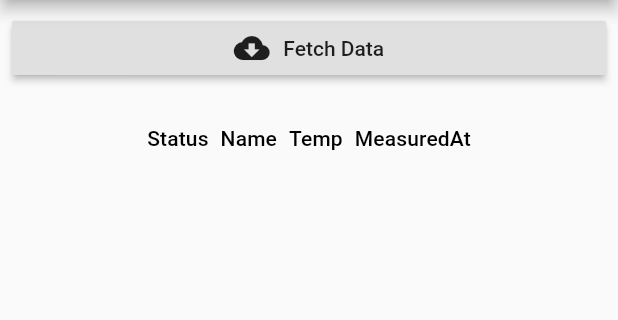
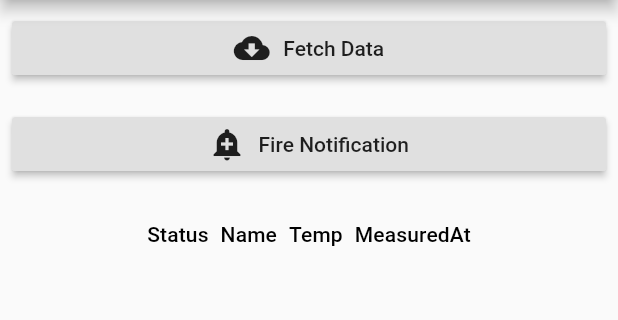
Before and after one commit to rohanthewiz/kitty_mon_flutter, a Flutter app: the screen it shows after launch, on a phone screen of 412 x 824 dp, the part 84-404 px from its top. Run offline on Flutter 3.47's test engine with Material 2 defaults, Android fonts, the phone set to English and light mode, and no system bars; our stand-ins replace flutter_local_notifications.

Commit message:
Initial Work on Add Local Notifications

```diff
--- a/lib/main.dart
+++ b/lib/main.dart
@@ -10,7 +10,7 @@ class MyApp extends StatelessWidget {
     return MultiProvider(
       providers: [], //ChangeNotifierProvider(builder: (_) => Counter(0)),
       child: MaterialApp(
-        title: 'Flutter Demo',
+          title: 'Kitty Monitor',
         theme: ThemeData(
           primarySwatch: Colors.lightGreen,
         ),
--- a/lib/views/readings.dart
+++ b/lib/views/readings.dart
@@ -2,6 +2,7 @@ import 'package:flutter/material.dart';
 import 'package:kitty_mon_flutter/models/reading.dart';
 import 'dart:convert';
 import 'package:http/http.dart' as http;
+import 'package:flutter_local_notifications/flutter_local_notifications.dart';
 
 class Readings extends StatefulWidget {
   @override
@@ -11,24 +12,55 @@ class Readings extends StatefulWidget {
 class _ReadingsState extends State<Readings> {
   static const numOfReadings = 18;
   var _apiUrl = 'http://gonotes.net:9080/api/v1/l/$numOfReadings';
+  var isLoading = false;
   List<Reading> list = List();
-  var isLoading = false;
 
-  _fetchData() async {
-    setState(() {
-      isLoading = true;
-    });
-    final response = await http.get(_apiUrl);
-    if (response.statusCode == 200) {
-      list = (json.decode(response.body) as List)
-          .map((data) => Reading.fromJson(data))
-          .toList();
-      setState(() {
-        isLoading = false;
-      });
-    } else {
-      throw Exception('Failed to load readings');
-    }
+  FlutterLocalNotificationsPlugin flutterLocalNotificationsPlugin;
+
+  @override
+  void initState() {
+    super.initState();
+    initNotification();
+  }
+
+  Future _showNotificationWithDefaultSound() async {
+    var androidPlatformChannelSpecifics = new AndroidNotificationDetails(
+        'your channel id', 'your channel name', 'your channel description',
+        importance: Importance.Max, priority: Priority.High);
+    var iOSPlatformChannelSpecifics = new IOSNotificationDetails();
+    var platformChannelSpecifics = new NotificationDetails(
+        androidPlatformChannelSpecifics, iOSPlatformChannelSpecifics);
+    await flutterLocalNotificationsPlugin.show(
+      0,
+      'New Post',
+      'How to Show Notification in Flutter',
+      platformChannelSpecifics,
+      payload: 'Default_Sound',
+    );
+  }
+
+  initNotification() {
+    var initializationSettingsAndroid =
+    new AndroidInitializationSettings('@mipmap/ic_launcher');
+    var initializationSettingsIOS = IOSInitializationSettings(
+      //onDidReceiveLocalNotification: onDidReceiveLocalNotification
+    );
+    var initializationSettings = InitializationSettings(
+        initializationSettingsAndroid, initializationSettingsIOS);
+
+    flutterLocalNotificationsPlugin = new FlutterLocalNotificationsPlugin();
+    flutterLocalNotificationsPlugin.initialize(initializationSettings,
+        onSelectNotification: onSelectNotification);
+  }
+
+  Future onSelectNotification(String payload) async {
+    var _ = showDialog(
+      context: context,
+      builder: (_) {
+        return new AlertDialog(
+            title: Text("Payload"), content: Text("Payload: $payload"));
+      },
+    );
   }
 
   @override
@@ -55,6 +87,22 @@ class _ReadingsState extends State<Readings> {
               ),
               onPressed: _fetchData,
             )),
+        Padding(
+            padding: const EdgeInsets.all(8.0),
+            child: RaisedButton(
+              child:
+              Row(
+                mainAxisAlignment: MainAxisAlignment.center,
+                children: <Widget>[
+                  Icon(Icons.add_alert),
+                  Padding(
+                      padding: EdgeInsets.only(left: 9.0),
+                      child: Text("Fire Notification")
+                  ),
+                ],
+              ),
+              onPressed: _showNotificationWithDefaultSound,
+            )),
 
         Expanded(
           //constraints: BoxConstraints(maxHeight: 500),
@@ -78,6 +126,23 @@ class _ReadingsState extends State<Readings> {
         ),
       ],
     );
+  }
+
+  _fetchData() async {
+    setState(() {
+      isLoading = true;
+    });
+    final response = await http.get(_apiUrl);
+    if (response.statusCode == 200) {
+      list = (json.decode(response.body) as List)
+          .map((data) => Reading.fromJson(data))
+          .toList();
+      setState(() {
+        isLoading = false;
+      });
+    } else {
+      throw Exception('Failed to load readings');
+    }
   }
 
   DataRow _buildDataRow(Reading r) {
--- a/pubspec.yaml
+++ b/pubspec.yaml
@@ -26,6 +26,7 @@ dependencies:
 
   provider: ^3.0.0
   http: ^0.12.0+2
+  flutter_local_notifications: ^1.1.5+1
 
 dev_dependencies:
   flutter_test:
```
Also changed, not shown: pubspec.lock, 2 other files.
